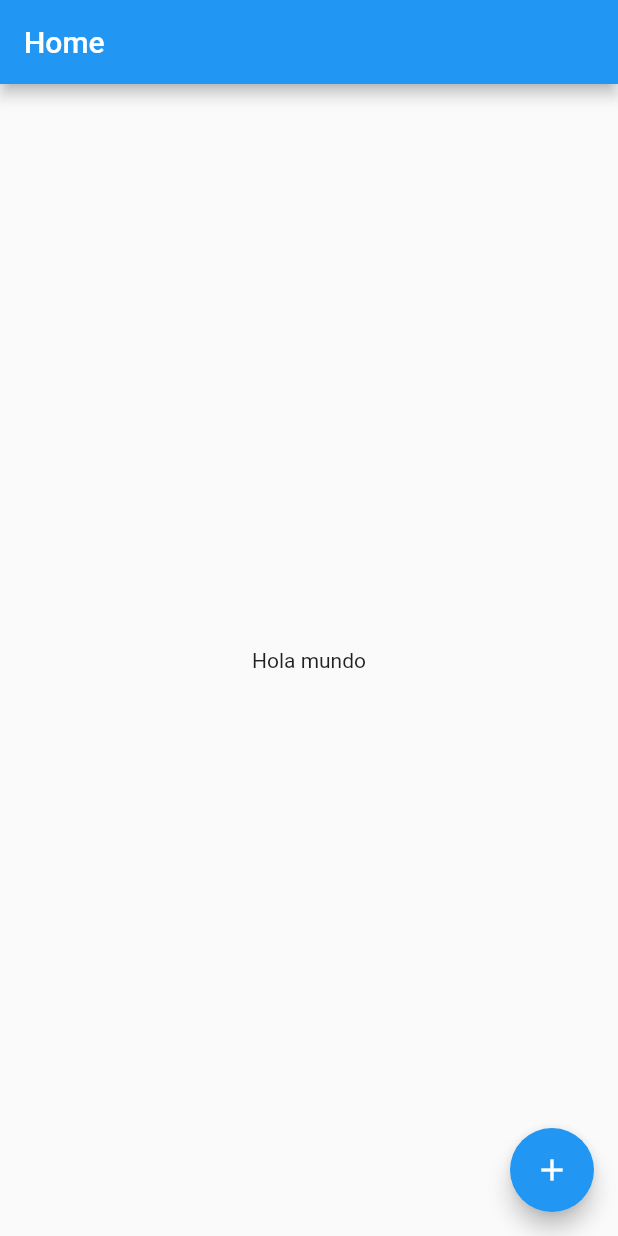
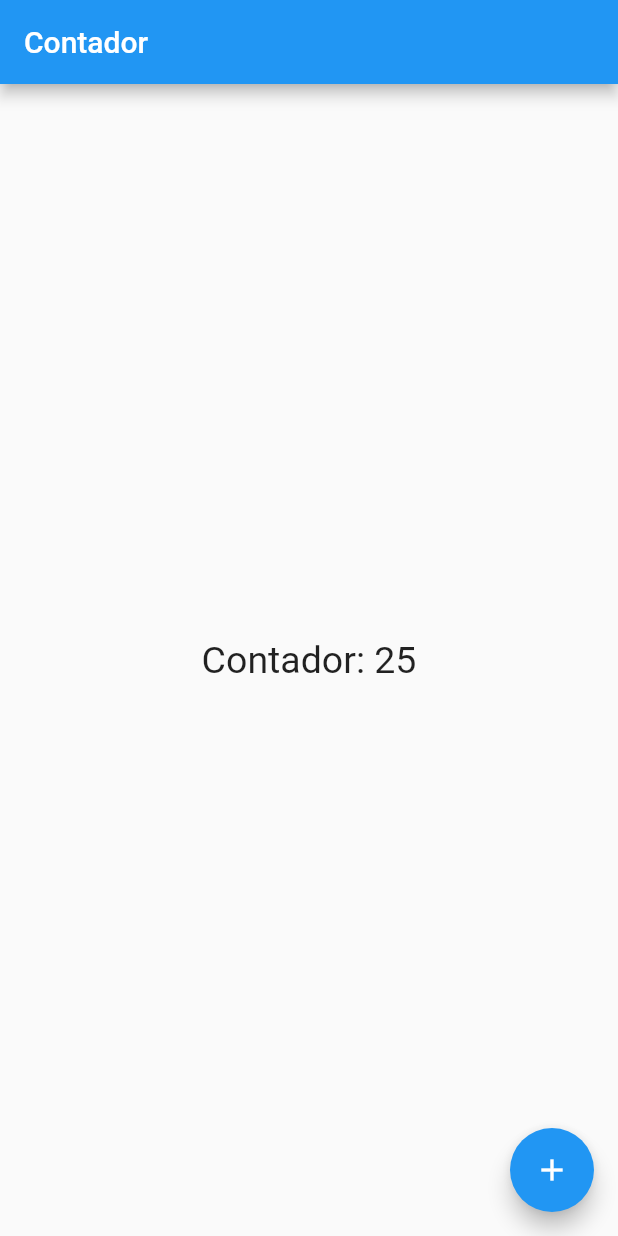
Before and after one commit to Juand4rck12/flutter-projects, a Flutter app: the screen it shows after launch, on a phone screen of 412 x 824 dp. Run offline on Flutter 3.47's test engine with Material 3 defaults, Android fonts, the phone set to English and light mode, and no system bars.

Commit message:
Aplicación básica de contador

```diff
--- a/teoria_0/lib/src/app.dart
+++ b/teoria_0/lib/src/app.dart
@@ -1,5 +1,5 @@
 import 'package:flutter/material.dart';
-import 'package:teoria_0/src/pages/home.dart';
+import 'package:teoria_0/src/pages/counter.dart';
 
 // Widget sin estado
 class MyApp extends StatelessWidget {
@@ -13,7 +13,7 @@ class MyApp extends StatelessWidget {
         primarySwatch: Colors.blue
       ),
       home: Center(
-        child: Home(),
+        child: Counter(),
       ),
     );
   }
--- /dev/null
+++ b/teoria_0/lib/src/pages/counter.dart
@@ -0,0 +1,33 @@
+import 'package:flutter/material.dart';
+
+class Counter extends StatefulWidget {
+  const Counter({super.key});
+
+  @override
+  State<Counter> createState() => _CounterState();
+}
+
+class _CounterState extends State<Counter> {
+  // Toda variable se declara antes del @override
+  int counter = 25;
+
+  @override
+  Widget build(BuildContext context) {
+    return Scaffold(
+      appBar: AppBar(title: const Text("Contador")),
+      body: Center(
+        child: Text("Contador: $counter", style: TextStyle(fontSize: 25)),
+      ),
+      floatingActionButton: FloatingActionButton(
+        onPressed: () => {increment()},
+        child: const Icon(Icons.add),
+      ),
+    );
+  }
+
+  void increment() {
+    setState(() {
+      counter++;
+    });
+  }
+}
--- a/teoria_0/lib/src/pages/home.dart
+++ /dev/null
@@ -1,22 +0,0 @@
-import 'package:flutter/material.dart';
-
-// Widget sin estado
-class Home extends StatelessWidget {
-  const Home({super.key});
-
-  @override
-  Widget build(BuildContext context) {
-    return Scaffold(
-      appBar: AppBar(
-        title: const Text("Home"),
-      ),
-      body: Center(
-        child: Text("Hola mundo"),
-      ),
-      floatingActionButton: FloatingActionButton(
-        onPressed: () => {},
-        child: const Icon(Icons.add),
-      ),
-    );
-  }
-}
```
